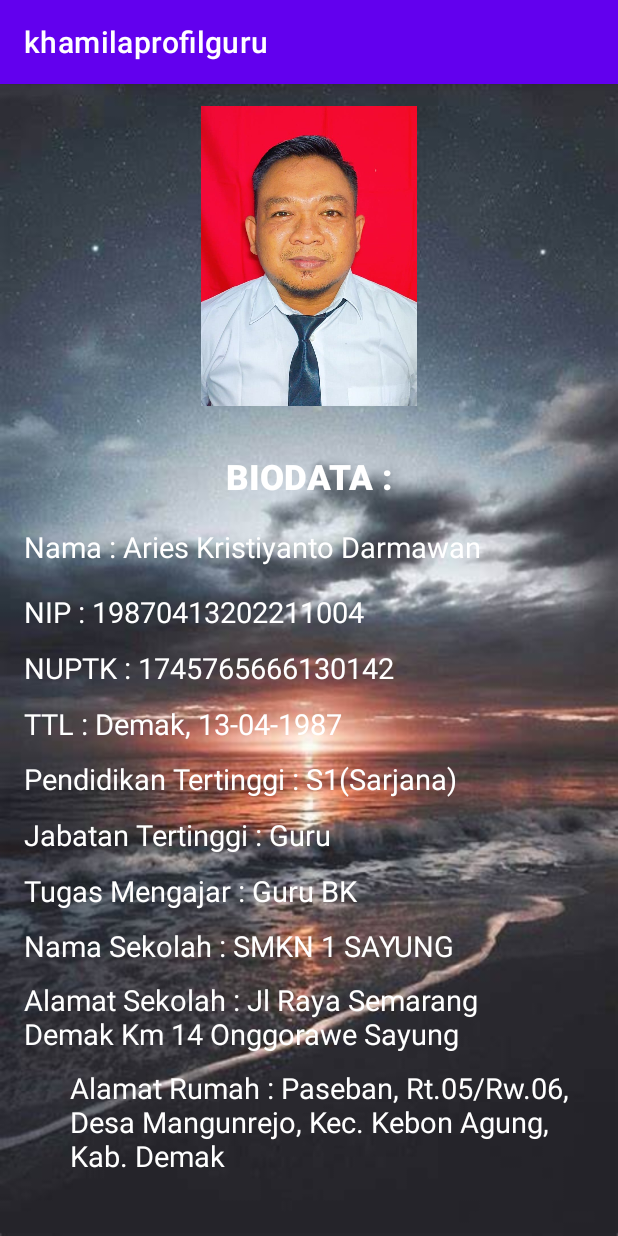
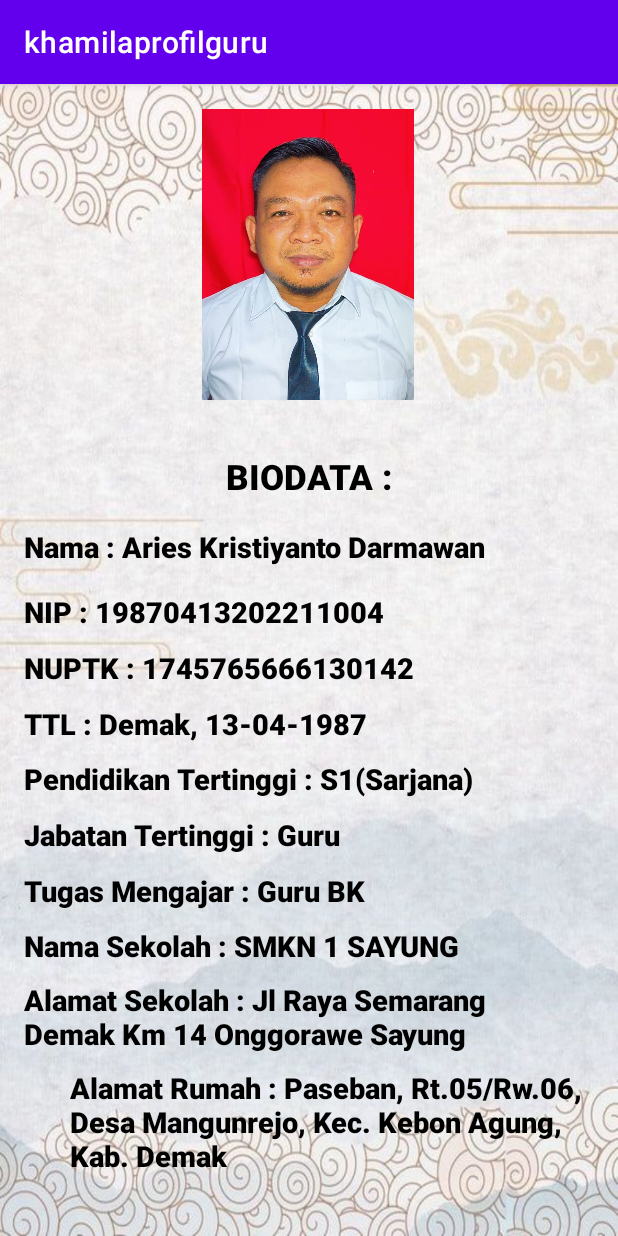
Before and after one commit to KhamilaNur/profil-guru, an Android app: the MainActivity2 screen opened directly, with no data from a screen before it, on a phone screen of 412 x 824 dp. Run offline under Robolectric (Android 15) with nearby library versions, the phone set to English and light mode, and no system bars.

Commit message:
first commit

```diff
--- a/app/src/main/res/layout/activity_main2.xml
+++ b/app/src/main/res/layout/activity_main2.xml
@@ -4,7 +4,7 @@
     xmlns:tools="http://schemas.android.com/tools"
     android:layout_width="match_parent"
     android:layout_height="match_parent"
-    android:background="@drawable/sunset"
+    android:background="@drawable/batik"
     tools:context=".MainActivity2">
 
     <TextView
@@ -14,7 +14,7 @@
         android:fontFamily="sans-serif-black"
         android:text="BIODATA :"
         android:textAlignment="center"
-        android:textColor="@color/white"
+        android:textColor="@color/black"
         android:textSize="23dp"
         app:layout_constraintBottom_toBottomOf="parent"
         app:layout_constraintEnd_toEndOf="parent"
@@ -26,8 +26,9 @@
         android:id="@+id/textView4"
         android:layout_width="362dp"
         android:layout_height="45dp"
+        android:fontFamily="sans-serif-black"
         android:text="Nama : Aries Kristiyanto Darmawan"
-        android:textColor="@color/white"
+        android:textColor="@color/black"
         android:textSize="19dp"
         app:layout_constraintBottom_toBottomOf="parent"
         app:layout_constraintEnd_toEndOf="parent"
@@ -39,8 +40,9 @@
     <TextView
         android:layout_width="315dp"
         android:layout_height="39dp"
+        android:fontFamily="sans-serif-black"
         android:text="NIP : 19870413202211004"
-        android:textColor="@color/white"
+        android:textColor="@color/black"
         android:textSize="19dp"
         app:layout_constraintBottom_toBottomOf="parent"
         app:layout_constraintEnd_toEndOf="parent"
@@ -52,8 +54,9 @@
     <TextView
         android:layout_width="315dp"
         android:layout_height="39dp"
+        android:fontFamily="sans-serif-black"
         android:text="NUPTK : 1745765666130142"
-        android:textColor="@color/white"
+        android:textColor="@color/black"
         android:textSize="19dp"
         app:layout_constraintBottom_toBottomOf="parent"
         app:layout_constraintEnd_toEndOf="parent"
@@ -66,8 +69,9 @@
         android:id="@+id/textView5"
         android:layout_width="315dp"
         android:layout_height="39dp"
+        android:fontFamily="sans-serif-black"
         android:text="TTL : Demak, 13-04-1987"
-        android:textColor="@color/white"
+        android:textColor="@color/black"
         android:textSize="19dp"
         app:layout_constraintBottom_toBottomOf="parent"
         app:layout_constraintEnd_toEndOf="parent"
@@ -79,8 +83,9 @@
     <TextView
         android:layout_width="315dp"
         android:layout_height="39dp"
+        android:fontFamily="sans-serif-black"
         android:text="Pendidikan Tertinggi : S1(Sarjana) "
-        android:textColor="@color/white"
+        android:textColor="@color/black"
         android:textSize="19dp"
         app:layout_constraintBottom_toBottomOf="parent"
         app:layout_constraintEnd_toEndOf="parent"
@@ -93,8 +98,9 @@
         android:id="@+id/textView6"
         android:layout_width="315dp"
         android:layout_height="39dp"
+        android:fontFamily="sans-serif-black"
         android:text="Jabatan Tertinggi : Guru"
-        android:textColor="@color/white"
+        android:textColor="@color/black"
         android:textSize="19dp"
         app:layout_constraintBottom_toBottomOf="parent"
         app:layout_constraintEnd_toEndOf="parent"
@@ -107,8 +113,9 @@
         android:id="@+id/textView7"
         android:layout_width="315dp"
         android:layout_height="39dp"
+        android:fontFamily="sans-serif-black"
         android:text="Tugas Mengajar : Guru BK"
-        android:textColor="@color/white"
+        android:textColor="@color/black"
         android:textSize="19dp"
         app:layout_constraintBottom_toBottomOf="parent"
         app:layout_constraintEnd_toEndOf="parent"
@@ -120,8 +127,9 @@
     <TextView
         android:layout_width="315dp"
         android:layout_height="39dp"
+        android:fontFamily="sans-serif-black"
         android:text="Nama Sekolah : SMKN 1 SAYUNG"
-        android:textColor="@color/white"
+        android:textColor="@color/black"
         android:textSize="19dp"
         app:layout_constraintBottom_toBottomOf="parent"
         app:layout_constraintEnd_toEndOf="parent"
@@ -133,8 +141,9 @@
     <TextView
         android:layout_width="327dp"
         android:layout_height="47dp"
+        android:fontFamily="sans-serif-black"
         android:text="Alamat Sekolah : Jl Raya Semarang Demak Km 14 Onggorawe Sayung Demak, Daleman, Tugu, Kec. Sayung, Kabupaten Demak, Jawa Tengah 59563"
-        android:textColor="@color/white"
+        android:textColor="@color/black"
         android:textSize="19dp"
         app:layout_constraintBottom_toBottomOf="parent"
         app:layout_constraintEnd_toEndOf="parent"
@@ -146,8 +155,9 @@
     <TextView
         android:layout_width="349dp"
         android:layout_height="71dp"
+        android:fontFamily="sans-serif-black"
         android:text="Alamat Rumah : Paseban, Rt.05/Rw.06, Desa Mangunrejo, Kec. Kebon Agung, Kab. Demak"
-        android:textColor="@color/white"
+        android:textColor="@color/black"
         android:textSize="19dp"
         app:layout_constraintBottom_toBottomOf="parent"
         app:layout_constraintEnd_toEndOf="parent"
@@ -157,12 +167,13 @@
         app:layout_constraintVertical_bias="0.942" />
 
     <ImageView
-        android:layout_width="144dp"
-        android:layout_height="200dp"
+        android:layout_width="141dp"
+        android:layout_height="194dp"
         android:background="@drawable/pak"
         app:layout_constraintBottom_toBottomOf="parent"
         app:layout_constraintEnd_toEndOf="parent"
+        app:layout_constraintHorizontal_bias="0.498"
         app:layout_constraintStart_toStartOf="parent"
         app:layout_constraintTop_toTopOf="parent"
-        app:layout_constraintVertical_bias="0.026" />
+        app:layout_constraintVertical_bias="0.029" />
 </androidx.constraintlayout.widget.ConstraintLayout>
```
Also changed, not shown: app/src/main/res/layout/activity_main.xml (+14 -3 lines), app/src/main/res/layout/activity_main3.xml (+9 -7 lines), app/src/main/res/drawable-v24/laut.jpg (deleted), app/src/main/res/drawable/anjai.jpg (added), app/src/main/res/drawable/batik.jpg (added), app/src/main/res/drawable/batk.jpg (added), app/src/main/res/drawable/cantik.jpg (added), app/src/main/res/drawable/khamila.jpg (deleted), app/src/main/res/drawable/mmt.jpg (added), app/src/main/res/drawable/sunset.jpeg (deleted).
